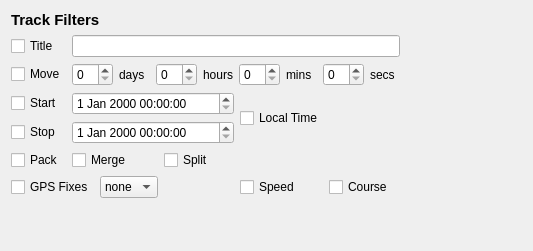
alexbirkett/GPSBabel, file gui/trackui.ui: the form before one commit.
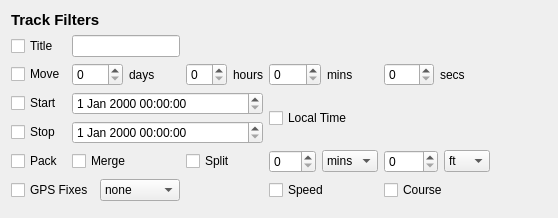
The form after the commit.

```diff
--- a/gui/trackui.ui
+++ b/gui/trackui.ui
@@ -6,8 +6,8 @@
    <rect>
     <x>0</x>
     <y>0</y>
-    <width>533</width>
-    <height>251</height>
+    <width>558</width>
+    <height>218</height>
    </rect>
   </property>
   <property name="windowTitle">
@@ -19,7 +19,7 @@
   <layout class="QGridLayout" name="gridLayout_2">
    <item row="0" column="0">
     <layout class="QGridLayout" name="gridLayout">
-     <item row="0" column="0" colspan="5">
+     <item row="0" column="0" colspan="2">
       <widget class="QLabel" name="label">
        <property name="font">
         <font>
@@ -51,7 +51,7 @@
        </property>
       </widget>
      </item>
-     <item row="1" column="1" colspan="4">
+     <item row="1" column="1">
       <widget class="QLineEdit" name="titleText">
        <property name="toolTip">
         <string>the title of the new track is composed of the start time of the track appended to this value. </string>
@@ -72,8 +72,8 @@
        </property>
       </widget>
      </item>
-     <item row="2" column="1" colspan="4">
-      <layout class="QHBoxLayout" name="horizontalLayout">
+     <item row="2" column="1">
+      <layout class="QHBoxLayout" name="horizontalLayout_5">
        <item>
         <widget class="QSpinBox" name="daysSpin"/>
        </item>
@@ -84,6 +84,10 @@
          </property>
         </widget>
        </item>
+      </layout>
+     </item>
+     <item row="2" column="2">
+      <layout class="QHBoxLayout" name="horizontalLayout_4">
        <item>
         <widget class="QSpinBox" name="hoursSpin"/>
        </item>
@@ -94,6 +98,10 @@
          </property>
         </widget>
        </item>
+      </layout>
+     </item>
+     <item row="2" column="3">
+      <layout class="QHBoxLayout" name="horizontalLayout_2">
        <item>
         <widget class="QSpinBox" name="minsSpin"/>
        </item>
@@ -104,6 +112,10 @@
          </property>
         </widget>
        </item>
+      </layout>
+     </item>
+     <item row="2" column="4">
+      <layout class="QHBoxLayout" name="horizontalLayout">
        <item>
         <widget class="QSpinBox" name="secsSpin"/>
        </item>
@@ -235,6 +247,77 @@
        </property>
       </widget>
      </item>
+     <item row="5" column="3">
+      <layout class="QHBoxLayout" name="horizontalLayout_6">
+       <item>
+        <widget class="QSpinBox" name="splitTimeSpin">
+         <property name="toolTip">
+          <string>If nonzero, the track will be split if the time between two points is greater than this parameter.   If zero, the track will be split by date. </string>
+         </property>
+         <property name="maximum">
+          <number>500</number>
+         </property>
+        </widget>
+       </item>
+       <item>
+        <widget class="QComboBox" name="splitTimeCombo">
+         <item>
+          <property name="text">
+           <string>mins</string>
+          </property>
+         </item>
+         <item>
+          <property name="text">
+           <string>hrs</string>
+          </property>
+         </item>
+         <item>
+          <property name="text">
+           <string>days</string>
+          </property>
+         </item>
+        </widget>
+       </item>
+      </layout>
+     </item>
+     <item row="5" column="4">
+      <layout class="QHBoxLayout" name="horizontalLayout_7">
+       <item>
+        <widget class="QSpinBox" name="splitDistSpin">
+         <property name="toolTip">
+          <string>If nonzero, the input track will be split into several tracks if the distance between successive track points is greater than the distance given as a parameter. </string>
+         </property>
+         <property name="maximum">
+          <number>5280</number>
+         </property>
+        </widget>
+       </item>
+       <item>
+        <widget class="QComboBox" name="splitDistCombo">
+         <item>
+          <property name="text">
+           <string>ft</string>
+          </property>
+         </item>
+         <item>
+          <property name="text">
+           <string>m</string>
+          </property>
+         </item>
+         <item>
+          <property name="text">
+           <string>km</string>
+          </property>
+         </item>
+         <item>
+          <property name="text">
+           <string>mi</string>
+          </property>
+         </item>
+        </widget>
+       </item>
+      </layout>
+     </item>
      <item row="6" column="0" colspan="2">
       <widget class="QWidget" name="widget_5" native="true">
        <property name="toolTip">
@@ -337,7 +420,7 @@
      </property>
      <property name="sizeHint" stdset="0">
       <size>
-       <width>83</width>
+       <width>1</width>
        <height>20</height>
       </size>
      </property>
@@ -350,8 +433,8 @@
      </property>
      <property name="sizeHint" stdset="0">
       <size>
-       <width>20</width>
-       <height>25</height>
+       <width>10</width>
+       <height>2</height>
       </size>
      </property>
     </spacer>
```
